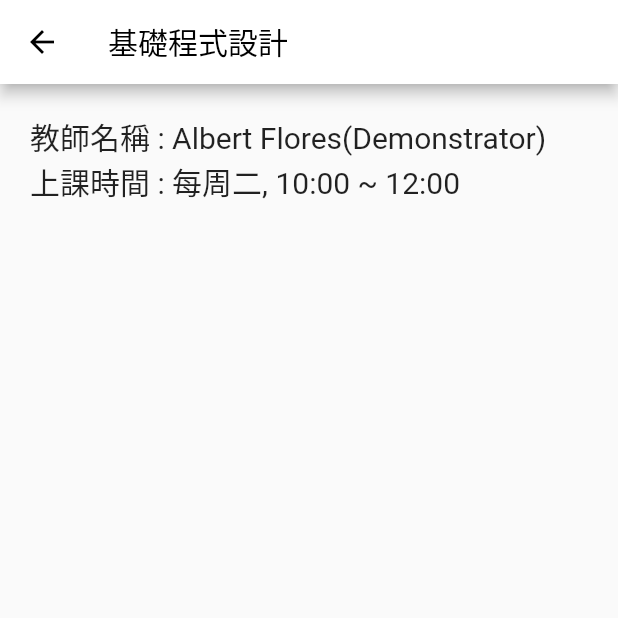
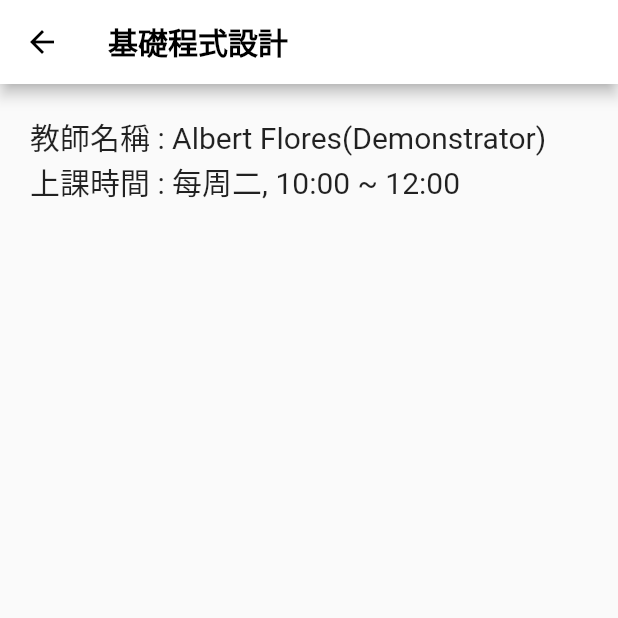
Before and after one commit to hansonnhu/flutter_class_system, a Flutter app: the screen it shows after launch, after a tap on "Demonstrator", after a tap on "基礎程式設計", on a phone screen of 412 x 824 dp, the top half of it. Run offline on Flutter 3.47's test engine with Material 2 defaults, Android fonts, the light colour scheme and no system bars.

Commit message:
feats: icon 調整

```diff
--- a/class_system/lib/pages/classInfoPage.dart
+++ b/class_system/lib/pages/classInfoPage.dart
@@ -28,7 +28,7 @@ class ClassInfoPage extends StatelessWidget {
   Widget build(BuildContext context) {
     return Scaffold(
       appBar: AppBar(
-        title: Text(className),
+        title: Text(className, style: const TextStyle(fontWeight: FontWeight.bold, ),),
       ),
       body: Container(
         margin: const EdgeInsets.all(20.0),
--- a/class_system/lib/pages/teacherListPage.dart
+++ b/class_system/lib/pages/teacherListPage.dart
@@ -26,7 +26,7 @@ class _TeacherListPageState extends State<TeacherListPage> {
             // Navigator.pop(context); // 返回
           },
         ),
-        title: const Text('講師清單'),
+        title: const Text('講師清單' ,style: TextStyle(fontWeight: FontWeight.bold, ),),
       ),
       body: ListView.builder(
         itemCount: data.length,
@@ -75,7 +75,7 @@ class _TeacherListPageState extends State<TeacherListPage> {
 
                 // Divider
                 Container(
-                  margin: EdgeInsets.fromLTRB(10, 0, 10, 0),
+                  margin: const EdgeInsets.fromLTRB(10, 0, 10, 0),
                   child: const Divider(color: Colors.black45),
                 ),
 
@@ -97,7 +97,7 @@ class _TeacherListPageState extends State<TeacherListPage> {
                         margin: const EdgeInsets.all(15.0),
                         child: Row(
                           children: [
-                            const Icon(Icons.calendar_today),
+                            const Icon(Icons.calendar_month_outlined, color: Colors.black54),
                             const SizedBox(width: 15.0),
                             Column(
                               crossAxisAlignment: CrossAxisAlignment.start,
```
